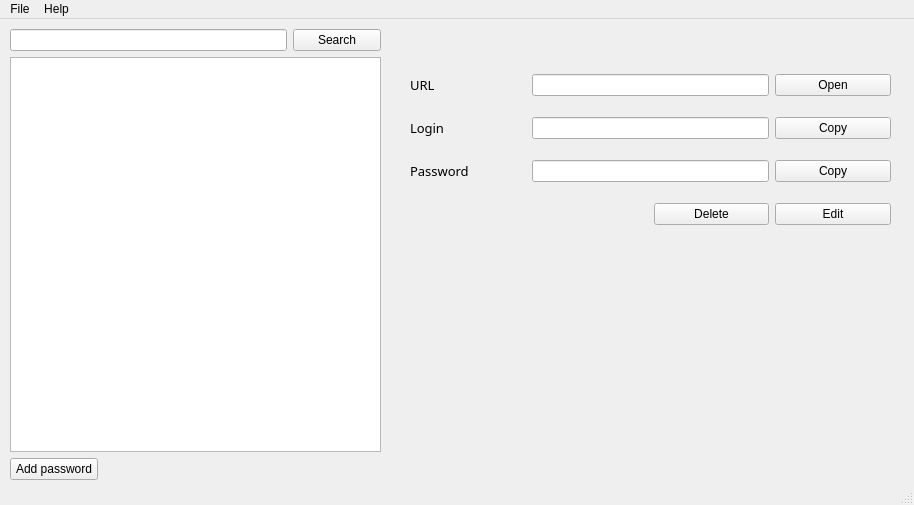
The window that manager.ui (egorshkof/yandex_liceum_project_password_manager) describes before a commit, drawn with Qt 5.
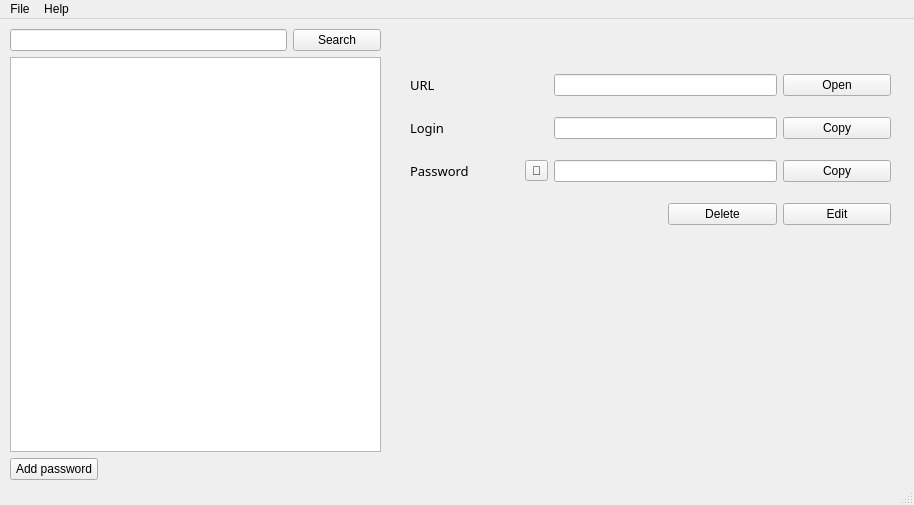
The same window after the commit.

Commit message: Fixed bug with crushing when line don't selected

The edit to the form file:
```diff
--- a/manager.ui
+++ b/manager.ui
@@ -52,6 +52,13 @@
        </property>
       </widget>
      </item>
+     <item row="0" column="4">
+      <widget class="QPushButton" name="open_url_button">
+       <property name="text">
+        <string>Open</string>
+       </property>
+      </widget>
+     </item>
      <item row="2" column="0">
       <widget class="QLabel" name="label_password">
        <property name="font">
@@ -78,62 +85,62 @@
        </property>
       </widget>
      </item>
-     <item row="0" column="3">
-      <widget class="QPushButton" name="open_url_button">
-       <property name="text">
-        <string>Open</string>
-       </property>
-      </widget>
-     </item>
-     <item row="2" column="3">
-      <widget class="QPushButton" name="copyButton_password">
-       <property name="text">
-        <string>Copy</string>
-       </property>
-      </widget>
-     </item>
-     <item row="3" column="3">
+     <item row="3" column="4">
       <widget class="QPushButton" name="editButton">
        <property name="text">
         <string>Edit</string>
        </property>
       </widget>
      </item>
-     <item row="1" column="3">
+     <item row="2" column="4">
+      <widget class="QPushButton" name="copyButton_password">
+       <property name="text">
+        <string>Copy</string>
+       </property>
+      </widget>
+     </item>
+     <item row="0" column="2" colspan="2">
+      <widget class="QLineEdit" name="URLedit">
+       <property name="readOnly">
+        <bool>true</bool>
+       </property>
+      </widget>
+     </item>
+     <item row="1" column="4">
       <widget class="QPushButton" name="copyButton_login">
        <property name="text">
         <string>Copy</string>
        </property>
       </widget>
      </item>
-     <item row="3" column="2">
+     <item row="3" column="3">
       <widget class="QPushButton" name="deleteButton">
        <property name="text">
         <string>Delete</string>
        </property>
       </widget>
      </item>
-     <item row="0" column="1" colspan="2">
-      <widget class="QLineEdit" name="URLedit">
-       <property name="readOnly">
-        <bool>true</bool>
-       </property>
-      </widget>
-     </item>
-     <item row="1" column="1" colspan="2">
+     <item row="1" column="2" colspan="2">
       <widget class="QLineEdit" name="loginEdit">
        <property name="readOnly">
         <bool>true</bool>
        </property>
       </widget>
      </item>
-     <item row="2" column="1" colspan="2">
+     <item row="2" column="2" colspan="2">
       <widget class="QLineEdit" name="passwordEdit">
        <property name="readOnly">
         <bool>true</bool>
        </property>
       </widget>
      </item>
+     <item row="2" column="1">
+      <widget class="QToolButton" name="showButton">
+       <property name="text">
+        <string>👀</string>
+       </property>
+      </widget>
+     </item>
     </layout>
    </widget>
    <widget class="QWidget" name="gridLayoutWidget_2">
```
The commit also changes 2 other files.
